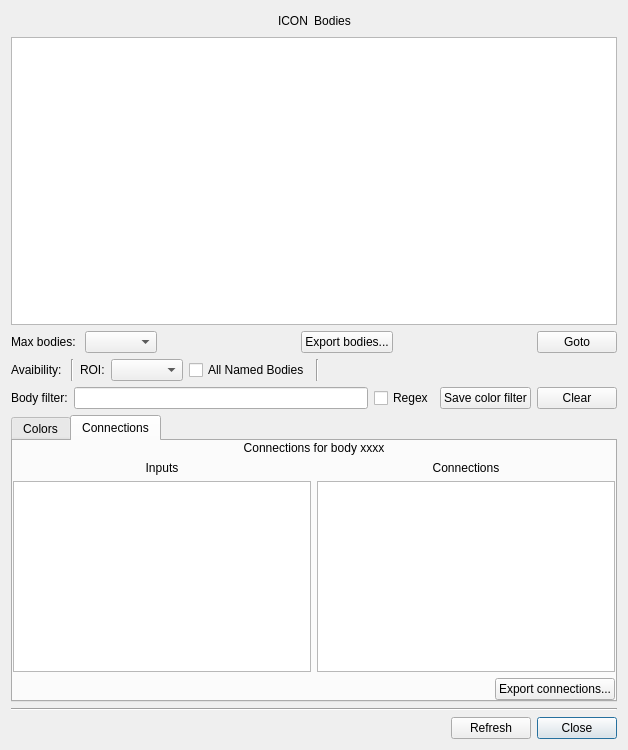
Qt form neurolabi/gui/dialogs/flyembodyinfodialog.ui (janelia-flyem/NeuTu) before a commit.
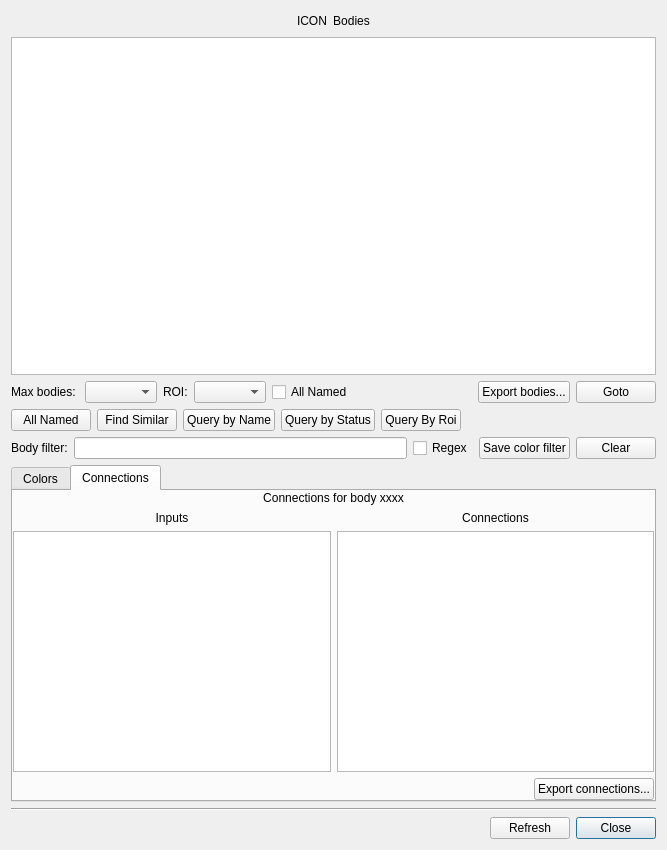
The same form after that commit.

```diff
--- a/neurolabi/gui/dialogs/flyembodyinfodialog.ui
+++ b/neurolabi/gui/dialogs/flyembodyinfodialog.ui
@@ -6,8 +6,8 @@
    <rect>
     <x>0</x>
     <y>0</y>
-    <width>628</width>
-    <height>750</height>
+    <width>667</width>
+    <height>850</height>
    </rect>
   </property>
   <property name="windowTitle">
@@ -98,6 +98,23 @@
      <item>
       <widget class="QComboBox" name="maxBodiesMenu"/>
      </item>
+     <item>
+      <widget class="QLabel" name="roiLabel">
+       <property name="text">
+        <string>ROI:</string>
+       </property>
+      </widget>
+     </item>
+     <item>
+      <widget class="QComboBox" name="roiComboBox"/>
+     </item>
+     <item>
+      <widget class="QCheckBox" name="namedCheckBox">
+       <property name="text">
+        <string>All Named</string>
+       </property>
+      </widget>
+     </item>
      <item>
       <spacer name="horizontalSpacer_5">
        <property name="orientation">
@@ -118,19 +135,6 @@
        </property>
       </widget>
      </item>
-     <item>
-      <spacer name="horizontalSpacer_2">
-       <property name="orientation">
-        <enum>Qt::Horizontal</enum>
-       </property>
-       <property name="sizeHint" stdset="0">
-        <size>
-         <width>40</width>
-         <height>20</height>
-        </size>
-       </property>
-      </spacer>
-     </item>
      <item>
       <widget class="QPushButton" name="gotoBodiesButton">
        <property name="text">
@@ -143,43 +147,37 @@
    <item>
     <layout class="QHBoxLayout" name="horizontalLayout_6">
      <item>
-      <widget class="QLabel" name="avabilityLabel">
+      <widget class="QPushButton" name="allNamedPushButton">
        <property name="text">
-        <string>Avaibility: </string>
+        <string>All Named</string>
        </property>
-       <property name="textFormat">
-        <enum>Qt::AutoText</enum>
-       </property>
       </widget>
      </item>
      <item>
-      <widget class="Line" name="line">
-       <property name="orientation">
-        <enum>Qt::Vertical</enum>
+      <widget class="QPushButton" name="findSimilarPushButton">
+       <property name="text">
+        <string>Find Similar</string>
        </property>
       </widget>
      </item>
      <item>
-      <widget class="QLabel" name="roiLabel">
+      <widget class="QPushButton" name="queryNamePushButton">
        <property name="text">
-        <string>ROI:</string>
+        <string>Query by Name</string>
        </property>
       </widget>
      </item>
      <item>
-      <widget class="QComboBox" name="roiComboBox"/>
-     </item>
-     <item>
-      <widget class="QCheckBox" name="namedCheckBox">
+      <widget class="QPushButton" name="queryStatusPushButton">
        <property name="text">
-        <string>All Named Bodies</string>
+        <string>Query by Status</string>
        </property>
       </widget>
      </item>
      <item>
-      <widget class="Line" name="line_3">
-       <property name="orientation">
-        <enum>Qt::Vertical</enum>
+      <widget class="QPushButton" name="queryRoiPushButton">
+       <property name="text">
+        <string>Query By Roi</string>
        </property>
       </widget>
      </item>
```
